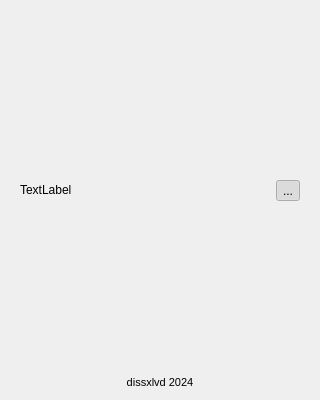
dissxlvd/maddevs-trial, file settingswindow.ui: the form before one commit.
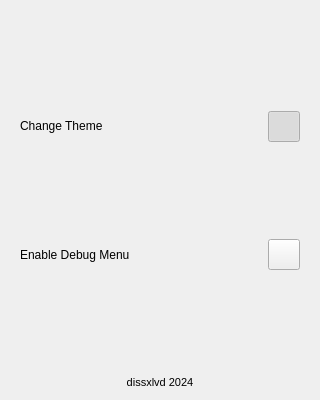
The form after the commit. Icons and pictures are not drawn.

Commit message: Minor UI tweaks, added some debug functionality

Patch:
```diff
--- a/settingswindow.ui
+++ b/settingswindow.ui
@@ -38,7 +38,7 @@
          </sizepolicy>
         </property>
         <property name="text">
-         <string>TextLabel</string>
+         <string>Change Theme</string>
         </property>
         <property name="alignment">
          <set>Qt::AlignmentFlag::AlignLeading|Qt::AlignmentFlag::AlignLeft|Qt::AlignmentFlag::AlignTop</set>
@@ -57,7 +57,7 @@
          <enum>Qt::LayoutDirection::LeftToRight</enum>
         </property>
         <property name="text">
-         <string>...</string>
+         <string/>
         </property>
         <property name="icon">
          <iconset theme="QIcon::ThemeIcon::WeatherClear"/>
@@ -76,6 +76,32 @@
         </property>
        </widget>
       </item>
+      <item row="2" column="0">
+       <widget class="QLabel" name="label_3">
+        <property name="text">
+         <string>Enable Debug Menu</string>
+        </property>
+       </widget>
+      </item>
+      <item row="2" column="1">
+       <widget class="QToolButton" name="toolButton_2">
+        <property name="text">
+         <string/>
+        </property>
+        <property name="icon">
+         <iconset theme="QIcon::ThemeIcon::DocumentProperties"/>
+        </property>
+        <property name="iconSize">
+         <size>
+          <width>24</width>
+          <height>24</height>
+         </size>
+        </property>
+        <property name="checkable">
+         <bool>false</bool>
+        </property>
+       </widget>
+      </item>
      </layout>
     </widget>
    </item>
```
The commit also changes 7 other files.
